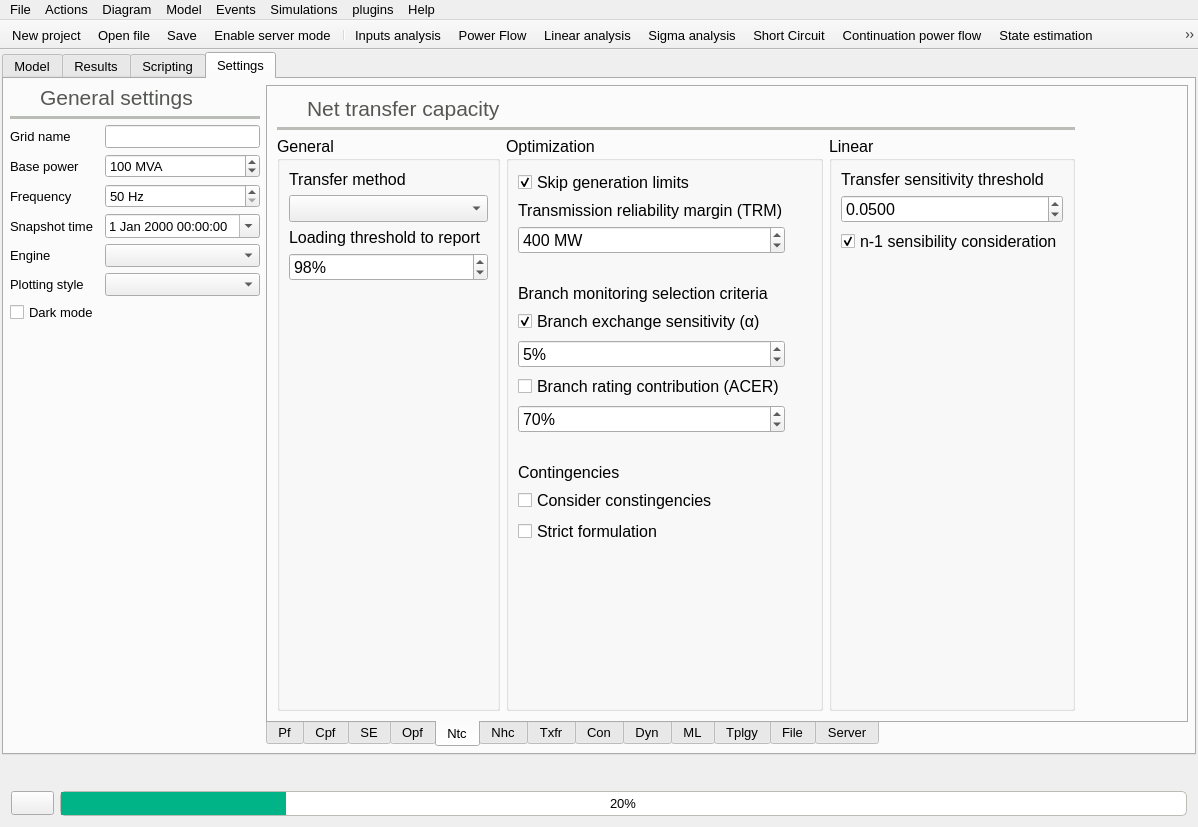
First picture: the form in src/VeraGrid/Gui/Main/MainWindow.ui, repository SanPen/VeraGrid, before the edit.
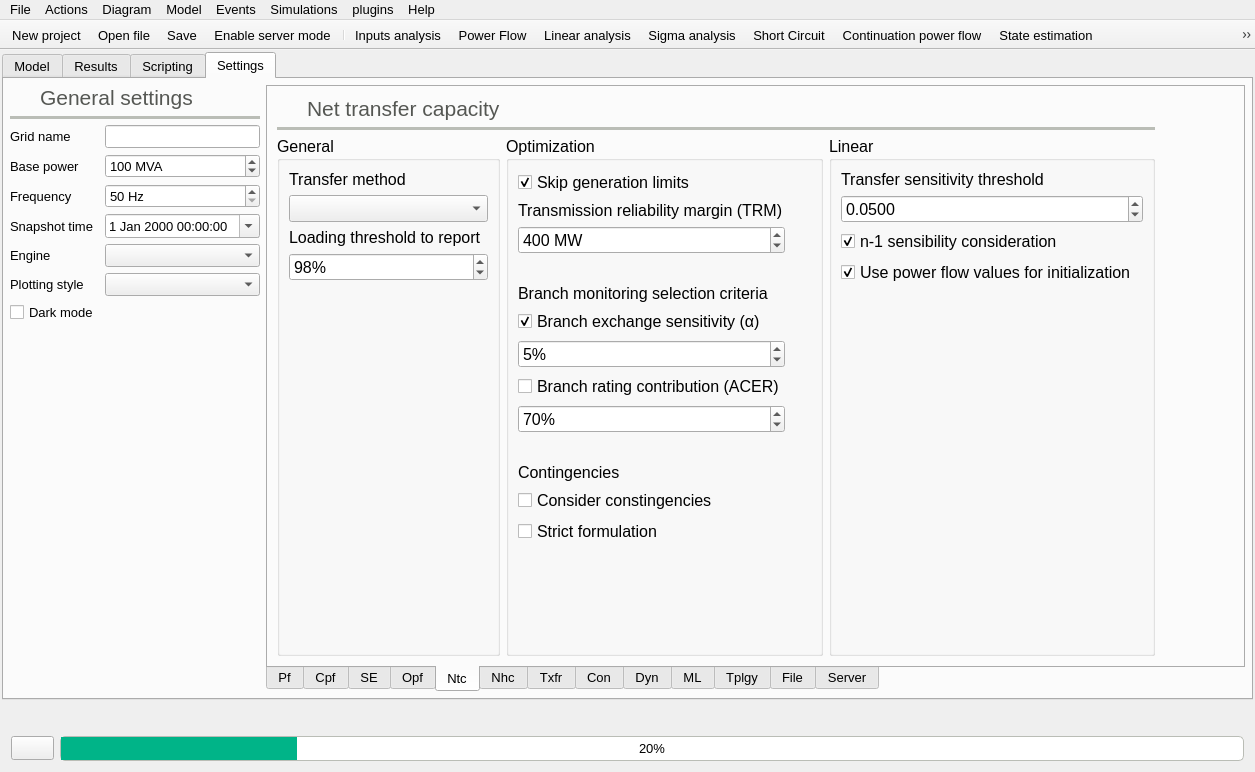
Second picture: the form after the edit. The open tabs and pages were chosen to show the change. Icons and pictures are not drawn.

Patch:
```diff
--- a/src/VeraGrid/Gui/Main/MainWindow.ui
+++ b/src/VeraGrid/Gui/Main/MainWindow.ui
@@ -6,8 +6,8 @@
    <rect>
     <x>0</x>
     <y>0</y>
-    <width>1198</width>
-    <height>827</height>
+    <width>1255</width>
+    <height>772</height>
    </rect>
   </property>
   <property name="minimumSize">
@@ -3956,19 +3956,6 @@
                  </property>
                 </widget>
                </item>
-               <item row="4" column="0" colspan="2">
-                <widget class="QCheckBox" name="usePfValuesForAtcCheckBox">
-                 <property name="toolTip">
-                  <string>Use existing power flow values for the contingency initialization in the net transfer capacity and contingency simulations</string>
-                 </property>
-                 <property name="text">
-                  <string>Use power flow values for initialization</string>
-                 </property>
-                 <property name="checked">
-                  <bool>true</bool>
-                 </property>
-                </widget>
-               </item>
                <item row="2" column="0" colspan="2">
                 <widget class="QCheckBox" name="ptdf_distributed_slack_checkBox">
                  <property name="toolTip">
@@ -6258,29 +6245,6 @@
                <bool>false</bool>
               </property>
               <layout class="QGridLayout" name="gridLayout_29">
-               <item row="3" column="0">
-                <spacer name="verticalSpacer_24">
-                 <property name="orientation">
-                  <enum>Qt::Orientation::Vertical</enum>
-                 </property>
-                 <property name="sizeHint" stdset="0">
-                  <size>
-                   <width>20</width>
-                   <height>393</height>
-                  </size>
-                 </property>
-                </spacer>
-               </item>
-               <item row="2" column="0" colspan="2">
-                <widget class="QCheckBox" name="n1ConsiderationCheckBox">
-                 <property name="text">
-                  <string>n-1 sensibility consideration</string>
-                 </property>
-                 <property name="checked">
-                  <bool>true</bool>
-                 </property>
-                </widget>
-               </item>
                <item row="0" column="0" colspan="2">
                 <widget class="QLabel" name="label_62">
                  <property name="text">
@@ -6288,6 +6252,29 @@
                  </property>
                 </widget>
                </item>
+               <item row="2" column="0" colspan="2">
+                <widget class="QCheckBox" name="n1ConsiderationCheckBox">
+                 <property name="text">
+                  <string>n-1 sensibility consideration</string>
+                 </property>
+                 <property name="checked">
+                  <bool>true</bool>
+                 </property>
+                </widget>
+               </item>
+               <item row="4" column="0">
+                <spacer name="verticalSpacer_24">
+                 <property name="orientation">
+                  <enum>Qt::Orientation::Vertical</enum>
+                 </property>
+                 <property name="sizeHint" stdset="0">
+                  <size>
+                   <width>20</width>
+                   <height>393</height>
+                  </size>
+                 </property>
+                </spacer>
+               </item>
                <item row="1" column="0" colspan="2">
                 <widget class="QDoubleSpinBox" name="atcThresholdSpinBox">
                  <property name="toolTip">
@@ -6307,6 +6294,19 @@
                  </property>
                 </widget>
                </item>
+               <item row="3" column="0">
+                <widget class="QCheckBox" name="usePfValuesForAtcCheckBox">
+                 <property name="toolTip">
+                  <string>Use existing power flow values for the contingency initialization in the net transfer capacity and contingency simulations</string>
+                 </property>
+                 <property name="text">
+                  <string>Use power flow values for initialization</string>
+                 </property>
+                 <property name="checked">
+                  <bool>true</bool>
+                 </property>
+                </widget>
+               </item>
               </layout>
              </widget>
             </item>
@@ -9832,7 +9832,7 @@
     <rect>
      <x>0</x>
      <y>0</y>
-     <width>1198</width>
+     <width>1255</width>
      <height>23</height>
     </rect>
    </property>
```
Left out of the diff: 10 changed lines with no effect on the pictures.
